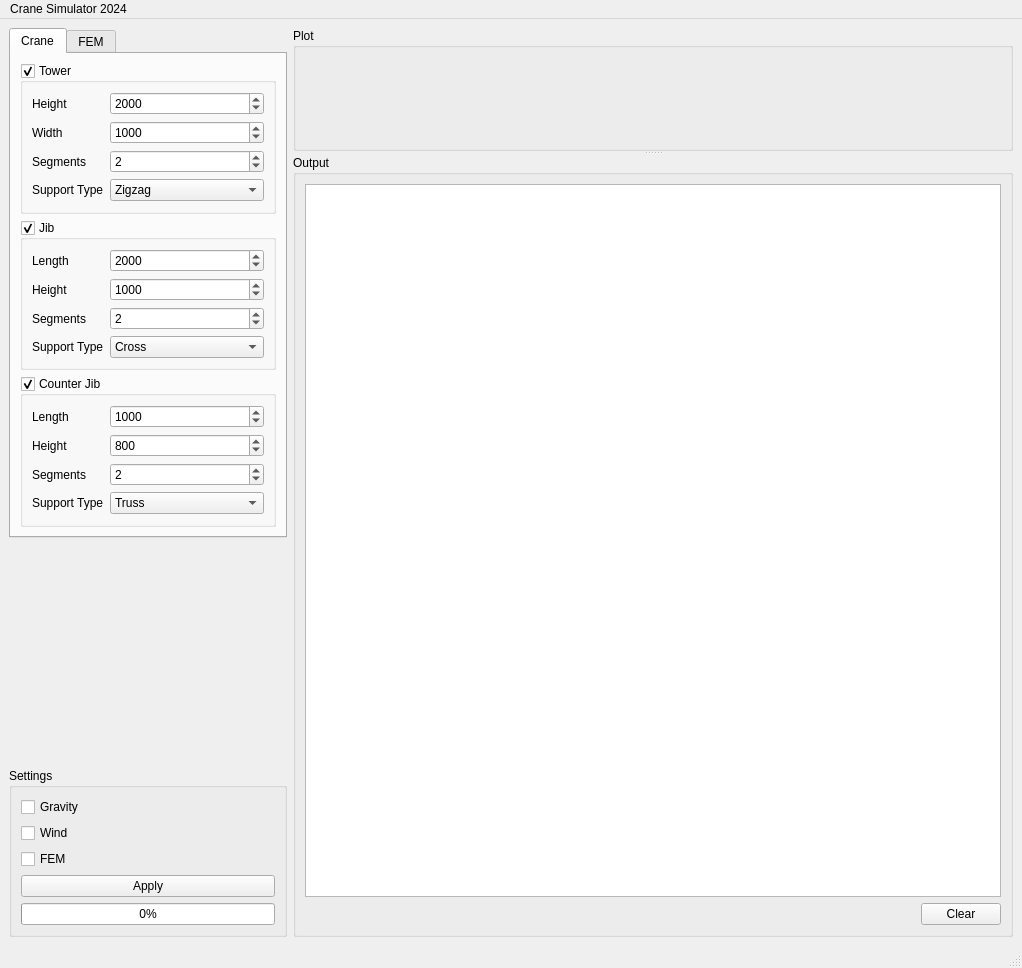
Before: the Qt Designer form mainwindow.ui in castn/crane-simulator, drawn with Qt 5.
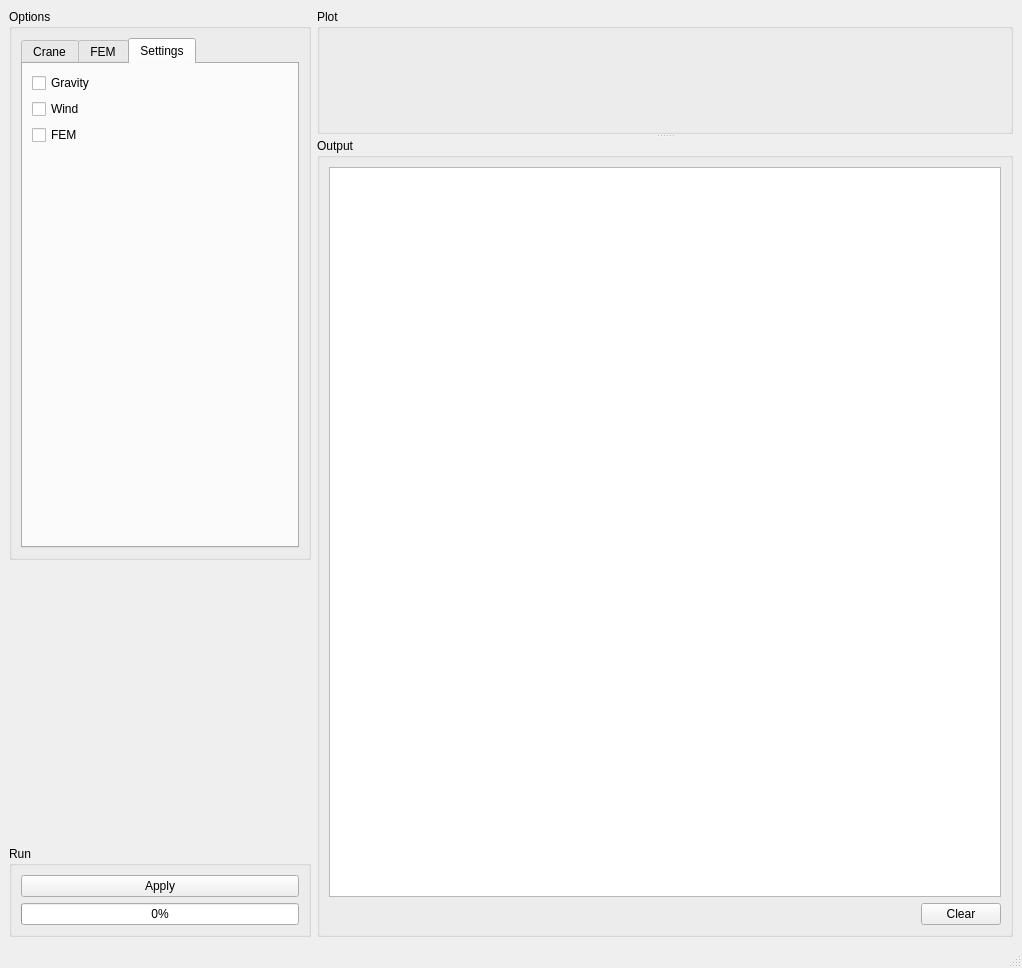
After: the same form once the commit is applied. The open tabs and pages were chosen to show the change.

Commit message: small ui changes and add settings tab

What changed in the file:
```diff
--- a/mainwindow.ui
+++ b/mainwindow.ui
@@ -22,61 +22,14 @@
      <layout class="QFormLayout" name="formLayout_4">
       <item row="0" column="0">
        <layout class="QGridLayout" name="gridLayout">
-        <item row="2" column="0">
-         <widget class="QGroupBox" name="groupBox">
+        <item row="1" column="0">
+         <widget class="QGroupBox" name="options">
           <property name="title">
-           <string>Settings</string>
+           <string>Options</string>
           </property>
-          <layout class="QVBoxLayout" name="verticalLayout_5">
+          <layout class="QVBoxLayout" name="verticalLayout_3">
            <item>
-            <widget class="QCheckBox" name="enable_gravity">
-             <property name="text">
-              <string>Gravity</string>
-             </property>
-            </widget>
-           </item>
-           <item>
-            <widget class="QCheckBox" name="enable_wind">
-             <property name="text">
-              <string>Wind</string>
-             </property>
-            </widget>
-           </item>
-           <item>
-            <widget class="QCheckBox" name="enableFEM_checkbox">
-             <property name="text">
-              <string>FEM</string>
-             </property>
-            </widget>
-           </item>
-           <item>
-            <widget class="QPushButton" name="apply_button">
-             <property name="text">
-              <string>Apply</string>
-             </property>
-             <property name="checkable">
-              <bool>false</bool>
-             </property>
-             <property name="default">
-              <bool>false</bool>
-             </property>
-            </widget>
-           </item>
-           <item>
-            <widget class="QProgressBar" name="progressBar">
-             <property name="value">
-              <number>0</number>
-             </property>
-             <property name="textVisible">
-              <bool>true</bool>
-             </property>
-            </widget>
-           </item>
-          </layout>
-         </widget>
-        </item>
-        <item row="0" column="0">
-         <widget class="QTabWidget" name="tabWidget">
+            <widget class="QTabWidget" name="Settings">
           <property name="sizePolicy">
            <sizepolicy hsizetype="Preferred" vsizetype="Expanding">
             <horstretch>0</horstretch>
@@ -419,9 +372,53 @@
             </item>
            </layout>
           </widget>
-         </widget>
-        </item>
-        <item row="1" column="0">
+             <widget class="QWidget" name="tab">
+              <attribute name="title">
+               <string>Settings</string>
+              </attribute>
+              <layout class="QVBoxLayout" name="verticalLayout_6">
+               <item>
+                <widget class="QCheckBox" name="enable_gravity">
+                 <property name="text">
+                  <string>Gravity</string>
+                 </property>
+                </widget>
+               </item>
+               <item>
+                <widget class="QCheckBox" name="enable_wind">
+                 <property name="text">
+                  <string>Wind</string>
+                 </property>
+                </widget>
+               </item>
+               <item>
+                <widget class="QCheckBox" name="enableFEM_checkbox">
+                 <property name="text">
+                  <string>FEM</string>
+                 </property>
+                </widget>
+               </item>
+               <item>
+                <spacer name="verticalSpacer_2">
+                 <property name="orientation">
+                  <enum>Qt::Vertical</enum>
+                 </property>
+                 <property name="sizeHint" stdset="0">
+                  <size>
+                   <width>20</width>
+                   <height>40</height>
+                  </size>
+                 </property>
+                </spacer>
+               </item>
+              </layout>
+             </widget>
+            </widget>
+           </item>
+          </layout>
+         </widget>
+        </item>
+        <item row="2" column="0">
          <spacer name="verticalSpacer">
           <property name="orientation">
            <enum>Qt::Vertical</enum>
@@ -437,6 +434,38 @@
           </property>
          </spacer>
         </item>
+        <item row="3" column="0">
+         <widget class="QGroupBox" name="runBox">
+          <property name="title">
+           <string>Run</string>
+          </property>
+          <layout class="QVBoxLayout" name="verticalLayout_5">
+           <item>
+            <widget class="QPushButton" name="apply_button">
+             <property name="text">
+              <string>Apply</string>
+             </property>
+             <property name="checkable">
+              <bool>false</bool>
+             </property>
+             <property name="default">
+              <bool>false</bool>
+             </property>
+            </widget>
+           </item>
+           <item>
+            <widget class="QProgressBar" name="progressBar">
+             <property name="value">
+              <number>0</number>
+             </property>
+             <property name="textVisible">
+              <bool>true</bool>
+             </property>
+            </widget>
+           </item>
+          </layout>
+         </widget>
+        </item>
        </layout>
       </item>
       <item row="0" column="1">
@@ -531,15 +560,9 @@
      <x>0</x>
      <y>0</y>
      <width>1022</width>
-     <height>19</height>
+     <height>22</height>
     </rect>
    </property>
-   <widget class="QMenu" name="menuCS24">
-    <property name="title">
-     <string>Crane Simulator 2024</string>
-    </property>
-   </widget>
-   <addaction name="menuCS24"/>
   </widget>
   <widget class="QStatusBar" name="statusbar"/>
  </widget>
```
Lines whose indentation alone changed are shown as unchanged. The commit also changes 1 other file.
